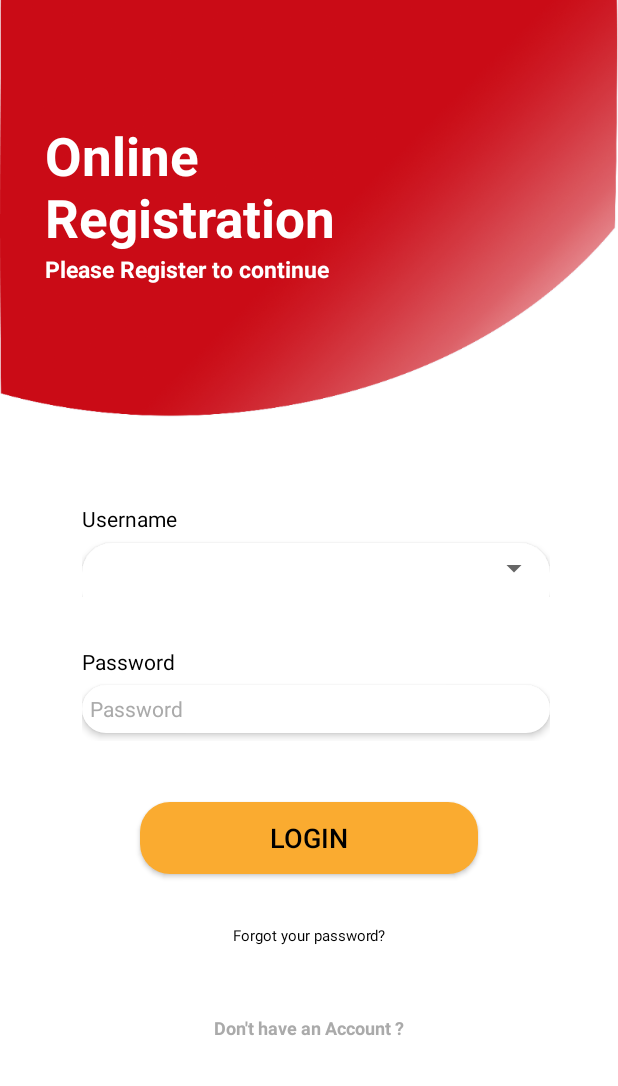
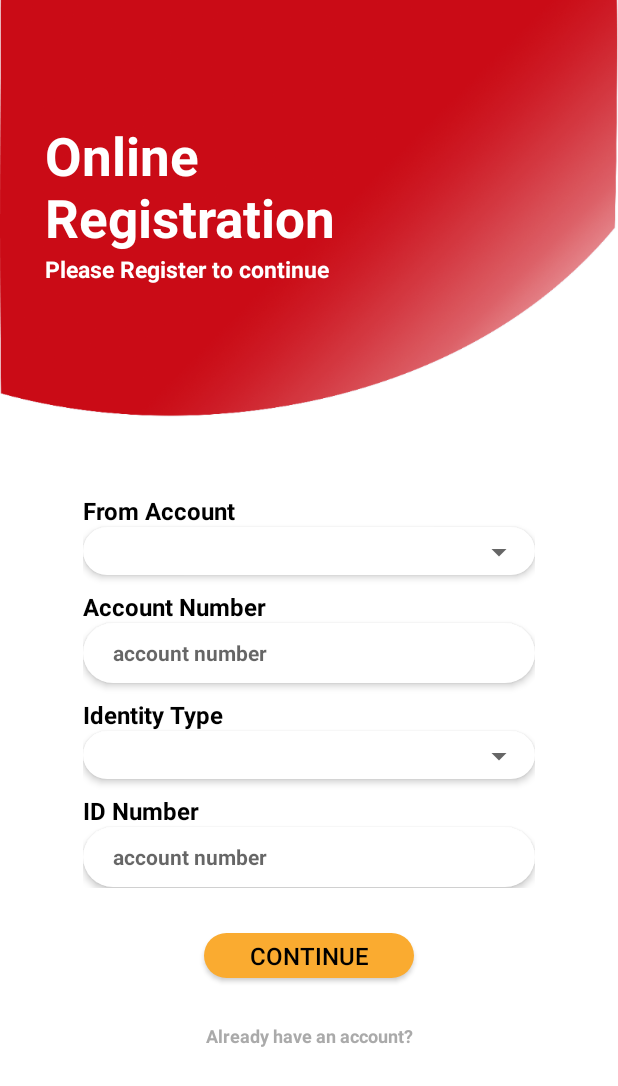
Before and after one commit to User-Experience-Design-SE3050-2021/se3050---uee-2021s2_reg_we_01, an Android app: the registration_1 screen opened directly, with no data from a screen before it, on a phone screen of 412 x 824 dp. Shown: the top 1086 px of the screen. Run offline under Robolectric (Android 15) with nearby library versions, the phone set to English and light mode, and no system bars.

Commit message:
registration part continued

```diff
--- /dev/null
+++ b/bank_application/PeoplesBank/app/src/main/java/com/alpha/peoplesbank/fragment/registration_1.java
@@ -0,0 +1,14 @@
+package com.alpha.peoplesbank;
+
+import androidx.appcompat.app.AppCompatActivity;
+
+import android.os.Bundle;
+
+public class registration_1 extends AppCompatActivity {
+
+    @Override
+    protected void onCreate(Bundle savedInstanceState) {
+        super.onCreate(savedInstanceState);
+        setContentView(R.layout.activity_registration1);
+    }
+}
--- a/bank_application/PeoplesBank/app/src/main/res/layout/activity_registration1.xml
+++ b/bank_application/PeoplesBank/app/src/main/res/layout/activity_registration1.xml
@@ -3,8 +3,11 @@
     android:layout_width="match_parent"
     android:layout_height="match_parent"
     android:background="@color/white"
-    android:orientation="vertical"
-    android:weightSum="100">
+    android:weightSum="100"
+    android:orientation="vertical">
+
+
+
 
     <RelativeLayout
         android:layout_width="match_parent"
@@ -36,18 +39,15 @@
             android:id="@+id/tv_below_welcome"
             android:layout_width="match_parent"
             android:layout_height="match_parent"
-            android:textColor="@color/white"
             android:layout_below="@+id/tv_welcome"
             android:paddingLeft="30dp"
+            android:text="Please Register to continue"
+            android:textColor="@color/white"
             android:textSize="15dp"
-            android:text="Please Register to continue"
-            android:textStyle="bold"/>
-
-
+            android:textStyle="bold" />
 
 
     </RelativeLayout>
-
 
     <LinearLayout
         android:layout_width="match_parent"
@@ -56,54 +56,36 @@
         android:layout_marginRight="45dp"
         android:layout_weight="60"
         android:orientation="vertical"
-        android:weightSum="72">
-
-
-
-        <LinearLayout
-            android:id="@+id/lo_userName"
-            android:layout_width="match_parent"
-            android:layout_height="0dp"
-            android:layout_weight="10"
-            android:background="@drawable/bottom_border_empty"
-            android:orientation="horizontal"
         android:weightSum="100">
-
-            <View
-                android:layout_width="0dp"
-                android:layout_height="match_parent"
-                android:layout_weight="3" />
-
-            <LinearLayout
-                android:layout_width="0dp"
-                android:layout_height="match_parent"
-                android:layout_weight="97"
-                android:orientation="vertical"
-                android:weightSum="100">
-
-                <TextView
-                    android:layout_width="match_parent"
-                    android:layout_height="0dp"
-                    android:layout_weight="90"
-                    android:gravity="left|center_vertical"
-                    android:maxLines="1"
-                    android:singleLine="true"
-                    android:text="Username"
-                    android:textColor="@color/black"
-                    android:textSize="14dp"
-                    android:textStyle="normal" />
 
 
         <LinearLayout
             android:layout_width="match_parent"
+            android:layout_marginStart="10dp"
+            android:layout_marginEnd="10dp"
+            android:layout_weight="1"
             android:layout_height="wrap_content"
-                    android:layout_weight="50"
+            android:orientation="vertical">
+
+
+
+            <TextView
+                android:layout_width="match_parent"
+                android:layout_height="wrap_content"
+                android:text="From Account"
+                android:gravity="left"
+                android:textColor="@color/black"
+                android:textSize="16sp"
+                android:textStyle="bold" />
+
+            <LinearLayout
+                android:layout_width="match_parent"
+                android:layout_height="wrap_content"
                 android:background="@drawable/bg_curvy_tab_edittext"
                 android:elevation="3dp"
                 android:layout_gravity="center">
                 <Spinner
                     android:id="@+id/sp_accounts"
-                        android:layout_weight="25"
                     android:layout_width="match_parent"
                     android:layout_height="30dp"
                     android:layout_marginTop="2dp"
@@ -111,191 +93,146 @@
 
             </LinearLayout>
 
+            <View
+                android:layout_width="match_parent"
+                android:layout_height="10dp" />
 
+
+            <TextView
+                android:layout_width="match_parent"
+                android:layout_height="wrap_content"
+                android:text="Account Number"
+                android:gravity="left"
+                android:textColor="@color/black"
+                android:textSize="16sp"
+                android:textStyle="bold" />
+
+            <LinearLayout
+                android:layout_width="match_parent"
+                android:layout_height="wrap_content"
+                android:background="@drawable/bg_curvy_tab_edittext"
+                android:elevation="3dp"
+                android:layout_gravity="center">
+
+                <EditText
+                    android:id="@+id/et_toAccount"
+                    android:layout_width="match_parent"
+                    android:layout_marginStart="20dp"
+                    android:layout_height="30dp"
+                    android:layout_marginTop="10dp"
+                    android:gravity="left"
+                    android:background="@null"
+                    android:inputType="number"
+                    android:textSize="14sp"
+                    android:textStyle="bold"
+                    android:hint="account number"
+                    android:lines="1" />
 
             </LinearLayout>
 
-        </LinearLayout>
+            <View
+                android:layout_width="match_parent"
+                android:layout_height="10dp" />
 
-        <TextView
-            android:id="@+id/tv_unErrorLogin"
-            android:layout_width="match_parent"
-            android:layout_height="0dp"
-            android:layout_weight="4"
-            android:gravity="top|right"
-            android:text=""
-            android:textColor="@color/wave_maroon"
-            android:textSize="12sp"
-            android:textStyle="normal"
-            android:visibility="invisible" />
 
-        <LinearLayout
-            android:id="@+id/lo_password"
-            android:layout_width="match_parent"
-            android:layout_height="0dp"
-            android:layout_weight="10"
-            android:background="@drawable/bottom_border_empty"
-            android:orientation="horizontal"
-            android:weightSum="100">
-
-            <View
-                android:layout_width="0dp"
-                android:layout_height="match_parent"
-                android:layout_weight="3" />
-
-            <LinearLayout
-                android:layout_width="0dp"
-                android:layout_height="match_parent"
-                android:layout_weight="97"
-                android:orientation="vertical"
-                android:weightSum="108">
 
             <TextView
                 android:layout_width="match_parent"
-                    android:layout_height="0dp"
-                    android:layout_weight="50"
-                    android:gravity="left|center_vertical"
-                    android:maxLines="1"
-                    android:singleLine="true"
-                    android:text="Password"
+                android:layout_height="wrap_content"
+                android:text="Identity Type"
+                android:gravity="left"
                 android:textColor="@color/black"
-                    android:textSize="14sp"
-                    android:textStyle="normal" />
-
+                android:textSize="16sp"
+                android:textStyle="bold" />
 
             <LinearLayout
                 android:layout_width="match_parent"
-                    android:layout_height="0dp"
-                    android:layout_weight="50"
+                android:layout_height="wrap_content"
                 android:background="@drawable/bg_curvy_tab_edittext"
                 android:elevation="3dp"
-                    android:orientation="horizontal">
+                android:layout_gravity="center">
+                <Spinner
+                    android:id="@+id/re_id_type"
+                    android:layout_width="match_parent"
+                    android:layout_height="30dp"
+                    android:layout_marginTop="2dp"
+                    android:spinnerMode="dropdown" />
+
+            </LinearLayout>
+
+            <View
+                android:layout_width="match_parent"
+                android:layout_height="10dp" />
+
+
+
+            <TextView
+                android:layout_width="match_parent"
+                android:layout_height="wrap_content"
+                android:text="ID Number"
+                android:gravity="left"
+                android:textColor="@color/black"
+                android:textSize="16sp"
+                android:textStyle="bold" />
 
             <LinearLayout
                 android:layout_width="match_parent"
-                        android:layout_height="match_parent"
-                        android:orientation="horizontal"
-                        android:weightSum="100">
+                android:layout_height="wrap_content"
+                android:background="@drawable/bg_curvy_tab_edittext"
+                android:elevation="3dp"
+                android:layout_gravity="center">
 
                 <EditText
-                            android:id="@+id/et_password"
-                            android:layout_width="0dp"
-                            android:layout_height="match_parent"
-                            android:layout_weight="90"
-                            android:layout_marginLeft="5dp"
-                            android:background="@color/transparent"
-                            android:gravity="left|center_vertical"
-                            android:hint="Password"
-                            android:imeOptions="actionDone"
-                            android:inputType="textPassword"
-                            android:lines="1"
-                            android:singleLine="true"
-                            android:textColor="@color/black"
-                            android:textColorHint="@color/hint_text_color"
-                            android:textSize="14sp" />
-
-                        <ImageView
-                            android:id="@+id/iv_passwordShowHide"
-                            android:layout_width="0dp"
-                            android:layout_height="match_parent"
-                            android:layout_weight="10"
-                            android:padding="4dp"
-                            android:scaleType="fitCenter"
-                            android:src="@mipmap/ic_pwd_visible"
-                            android:visibility="invisible" />
-
-                    </LinearLayout>
+                    android:id="@+id/re_id_number"
+                    android:layout_width="match_parent"
+                    android:layout_marginStart="20dp"
+                    android:layout_height="30dp"
+                    android:layout_marginTop="10dp"
+                    android:gravity="left"
+                    android:background="@null"
+                    android:inputType="number"
+                    android:textSize="14sp"
+                    android:textStyle="bold"
+                    android:hint="account number"
+                    android:lines="1" />
 
             </LinearLayout>
 
 
 
-            </LinearLayout>
+
 
         </LinearLayout>
-
-        <TextView
-            android:id="@+id/tv_pwdErrorLogin"
-            android:layout_width="match_parent"
-            android:layout_height="0dp"
-            android:layout_weight="6"
-            android:gravity="top|right"
-            android:text=""
-            android:textColor="@color/wave_maroon"
-            android:textSize="12sp"
-            android:textStyle="normal"
-            android:visibility="invisible" />
-
-        <androidx.appcompat.widget.AppCompatButton
-            android:id="@+id/btn_login"
-            style="@style/AppButton_red"
-            android:layout_height="0dp"
-            android:layout_weight="7"
-            android:maxLines="1"
-            android:singleLine="true"
-            android:text="login"
-            android:textAllCaps="true"
-            android:textColor="@color/black"
-            android:textSize="18sp" />
 
 
         <View
             android:layout_width="match_parent"
-            android:layout_height="0dp"
-            android:layout_weight="4" />
+            android:layout_height="30dp" />
 
-        <TextView
-            android:id="@+id/tv_forgotPwd"
-            android:layout_width="match_parent"
-            android:layout_height="0dp"
-            android:layout_weight="4"
-            android:gravity="center_horizontal|center_vertical"
+
+        <androidx.appcompat.widget.AppCompatButton
+            android:id="@+id/btn_transaction1_next"
+            style="@style/AppButton_Done"
+            android:layout_height="30dp"
             android:maxLines="1"
             android:singleLine="true"
-            android:text="Forgot your password?"
+            android:text="continue"
+            android:textAllCaps="true"
             android:textColor="@color/black"
-            android:textSize="10sp"
-            android:textStyle="normal" />
+            android:textSize="16sp" />
 
         <View
             android:layout_width="match_parent"
-            android:layout_height="0dp"
-            android:layout_weight="0" />
-
-        <LinearLayout
-            android:layout_width="match_parent"
-            android:layout_height="0dp"
-            android:layout_weight="5"
-            android:gravity="center"
-            android:orientation="horizontal"
-            android:weightSum="100">
-
-
-
-        </LinearLayout>
-
-        <!--        <View-->
-        <!--            android:layout_width="match_parent"-->
-        <!--            android:layout_height="0dp"-->
-        <!--            android:layout_weight="4" />-->
-
-
-
-        <!--        <View-->
-        <!--            android:layout_width="match_parent"-->
-        <!--            android:layout_height="0dp"-->
-        <!--            android:layout_weight="4" />-->
-
+            android:layout_height="30dp" />
 
         <TextView
             android:id="@+id/tv_signUp"
             android:layout_width="match_parent"
-            android:layout_height="0dp"
-            android:layout_weight="4"
+            android:layout_height="wrap_content"
             android:gravity="center_horizontal|center_vertical"
             android:maxLines="1"
             android:singleLine="true"
-            android:text="Don't have an Account ?"
+            android:text="Already have an account?"
             android:textColor="@color/hint_text_color"
             android:textSize="12sp"
             android:textStyle="bold" />
@@ -303,23 +240,13 @@
 
 
 
-        <View
-            android:layout_width="match_parent"
-            android:layout_height="0dp"
-            android:layout_weight="4" />
 
-        <!--        <TextView-->
-        <!--            android:id="@+id/tv_termsAndConditionLogin"-->
-        <!--            android:layout_width="match_parent"-->
-        <!--            android:layout_height="0dp"-->
-        <!--            android:layout_weight="12"-->
-        <!--            android:textSize="12dp"-->
-        <!--            android:textColor="@color/white"-->
-        <!--            android:textStyle="normal"-->
-        <!--            android:text=""-->
-        <!--            android:gravity="center_horizontal|center_vertical"-->
-        <!--            android:maxLines="3" />-->
+
+
+
+
 
     </LinearLayout>
 
+
 </LinearLayout>
```
Lines whose indentation alone changed are shown as unchanged.
